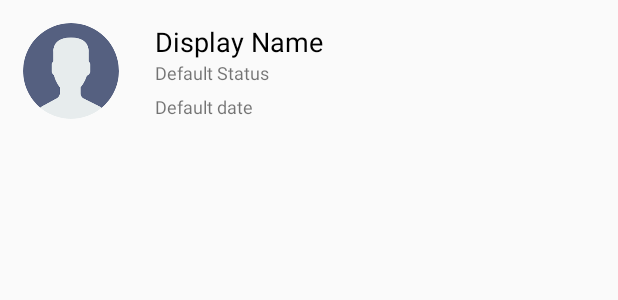
After one commit to ticou973/ChatApp, an Android app: the layout friends_row.xml on its own in the app's theme, with its tools: preview values and no code run, on a phone screen of 412 x 824 dp. The commit adds this screen. Shown: the top 300 px of the screen. Run offline under Robolectric (Android 15) with nearby library versions, the phone set to English and light mode, and no system bars.

Commit message:
début 26 avec le fragment amis et le recycler view qui va avec

```diff
--- a/app/src/main/java/com/example/thierrycouilleault/chatapp/ProfileActivity.java
+++ b/app/src/main/java/com/example/thierrycouilleault/chatapp/ProfileActivity.java
@@ -164,8 +164,8 @@ public class ProfileActivity extends AppCompatActivity {
                     final String currentDate = DateFormat.getDateTimeInstance().format(new Date());
 
                     Map friendsMap = new HashMap();
-                    friendsMap.put("Friends/" + mCurrent_user.getUid() + "/" + user_id + "/data", currentDate);
-                    friendsMap.put("Friends/" + user_id  + "/" + mCurrent_user.getUid()+ "/data", currentDate);
+                    friendsMap.put("Friends/" + mCurrent_user.getUid() + "/" + user_id + "/date", currentDate);
+                    friendsMap.put("Friends/" + user_id  + "/" + mCurrent_user.getUid()+ "/date", currentDate);
 
                     friendsMap.put("Friend_req/" + mCurrent_user.getUid() + "/" + user_id, null);
                     friendsMap.put("Friend_req/" + user_id + "/" +mCurrent_user.getUid(), null);
--- /dev/null
+++ b/app/src/main/res/layout/friends_row.xml
@@ -0,0 +1,45 @@
+<?xml version="1.0" encoding="utf-8"?>
+<RelativeLayout xmlns:android="http://schemas.android.com/apk/res/android"
+    xmlns:tools="http://schemas.android.com/tools"
+    android:layout_width="match_parent"
+    android:layout_height="wrap_content">
+
+    <de.hdodenhof.circleimageview.CircleImageView
+        android:id="@+id/friend_single_image"
+        android:layout_width="64dp"
+        android:layout_height="64dp"
+        android:layout_marginBottom="15dp"
+        android:layout_marginLeft="15dp"
+        android:layout_marginTop="15dp"
+        android:src="@drawable/default_avatar" />
+
+    <TextView
+        android:id="@+id/friend_single_name"
+        android:layout_width="wrap_content"
+        android:layout_height="wrap_content"
+        android:layout_alignTop="@+id/friend_single_image"
+        android:layout_marginStart="24dp"
+        android:layout_toEndOf="@+id/friend_single_image"
+        android:text="Display Name"
+        android:textColor="@android:color/black"
+        android:textSize="18sp" />
+
+    <TextView
+        android:id="@+id/friend_single_date"
+        android:layout_width="wrap_content"
+        android:layout_height="wrap_content"
+        android:layout_alignBottom="@+id/friend_single_image"
+        android:layout_alignStart="@+id/friend_single_name"
+        android:text="Default date"
+        android:textSize="12sp" />
+
+    <TextView
+        android:id="@+id/friend_single_status"
+        android:layout_width="wrap_content"
+        android:layout_height="wrap_content"
+        android:layout_alignStart="@+id/friend_single_date"
+        android:layout_below="@+id/friend_single_name"
+        android:text="Default Status"
+        android:textSize="12sp" />
+
+</RelativeLayout>
```
Also changed, not shown: app/src/main/java/com/example/thierrycouilleault/chatapp/Friends.java (added, +26 -0 lines), app/src/main/java/com/example/thierrycouilleault/chatapp/FriendsFragment.java (+148 -2 lines), app/src/main/res/layout/fragment_friends.xml (+6 -6 lines).
